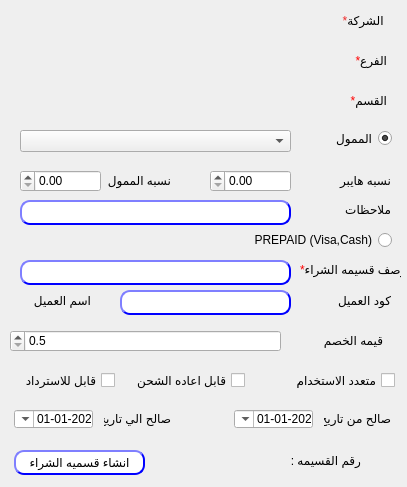
The window that presentation/voucher_ui/createVoucher.ui (shymaa123456/HyperPOS2020) describes before a commit, drawn with Qt 5.
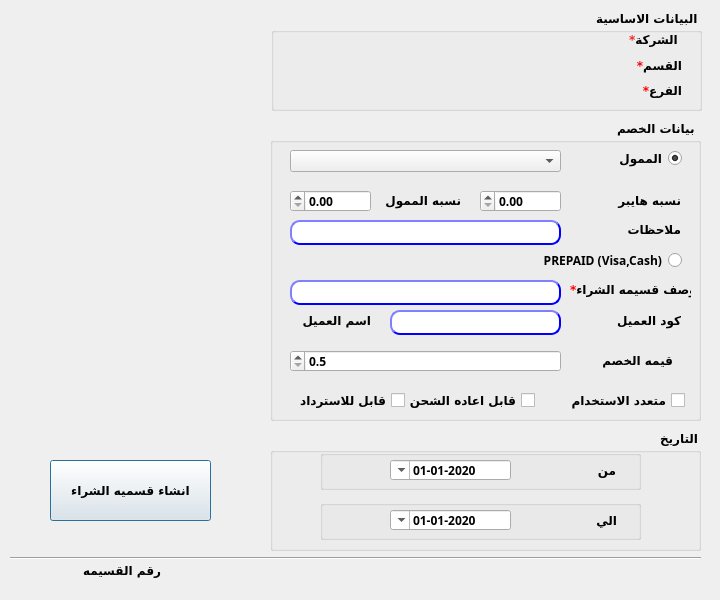
The same window after the commit.

Commit message: finalize Coupon Design Style 7/12 comments

```diff
--- a/presentation/voucher_ui/createVoucher.ui
+++ b/presentation/voucher_ui/createVoucher.ui
@@ -6,275 +6,70 @@
    <rect>
     <x>0</x>
     <y>0</y>
-    <width>407</width>
-    <height>487</height>
+    <width>720</width>
+    <height>600</height>
    </rect>
   </property>
+  <property name="minimumSize">
+   <size>
+    <width>720</width>
+    <height>600</height>
+   </size>
+  </property>
+  <property name="maximumSize">
+   <size>
+    <width>720</width>
+    <height>600</height>
+   </size>
+  </property>
   <property name="windowTitle">
    <string>انشاء قسيمه شراء</string>
   </property>
   <property name="layoutDirection">
    <enum>Qt::RightToLeft</enum>
   </property>
-  <widget class="QLabel" name="desc">
-   <property name="geometry">
-    <rect>
-     <x>300</x>
-     <y>260</y>
-     <width>101</width>
-     <height>20</height>
-    </rect>
-   </property>
-   <property name="text">
-    <string>&lt;html&gt;&lt;head/&gt;&lt;body&gt;&lt;p align=&quot;right&quot;&gt;&lt;span style=&quot; color:#ff0000;&quot;&gt;*&lt;/span&gt;وصف قسيمه الشراء&lt;/p&gt;&lt;/body&gt;&lt;/html&gt;</string>
-   </property>
-  </widget>
   <widget class="QPushButton" name="BTN_createVoucher">
    <property name="geometry">
     <rect>
-     <x>14</x>
-     <y>450</y>
-     <width>131</width>
-     <height>25</height>
+     <x>50</x>
+     <y>460</y>
+     <width>161</width>
+     <height>61</height>
     </rect>
    </property>
+   <property name="font">
+    <font>
+     <family>29LT Bukra Regular</family>
+     <weight>75</weight>
+     <bold>true</bold>
+    </font>
+   </property>
    <property name="layoutDirection">
     <enum>Qt::RightToLeft</enum>
    </property>
    <property name="styleSheet">
-    <string notr="true">QPushButton{
-                                        background-color: white;
-                                        border-style: outset;
-                                        border-width: 2px;
-                                        border-radius: 10px;
-                                        border-color: blue;
-                                        min-width: 6em;
-                                        }
-                                        QPushButton:hover {
-                                        background: qradialgradient(
-                                        cx: 0.3, cy: -0.4, fx: 0.3, fy: -0.4,
-                                        radius: 1.35, stop: 0 #fff, stop: 1 #bbb
-                                        );
-                                        }
-                                        QPushButton:pressed {
-                                        border-style: inset;
-                                        background: qradialgradient(
-                                        cx: 0.4, cy: -0.1, fx: 0.4, fy: -0.1,
-                                        radius: 1.35, stop: 0 #fff, stop: 1 #ddd
-                                        );
-                                        }
-                                    </string>
+    <string notr="true"/>
    </property>
    <property name="text">
     <string>انشاء قسميه الشراء</string>
    </property>
   </widget>
-  <widget class="QLineEdit" name="LE_desc">
-   <property name="geometry">
-    <rect>
-     <x>20</x>
-     <y>260</y>
-     <width>271</width>
-     <height>25</height>
-    </rect>
-   </property>
-   <property name="styleSheet">
-    <string notr="true">QLineEdit{
-                                        background-color: white;
-                                        border-style: outset;
-                                        border-width: 2px;
-                                        border-radius: 10px;
-                                        border-color: blue;
-                                        min-width: 6em;
-                                        }
-                                        QLineEdit:hover {
-                                        background: qradialgradient(
-                                        cx: 0.3, cy: -0.4, fx: 0.3, fy: -0.4,
-                                        radius: 1.35, stop: 0 #fff, stop: 1 #bbb
-                                        );
-                                        }
-                                       QLineEdit:pressed {
-                                        border-style: inset;
-                                        background: qradialgradient(
-                                        cx: 0.4, cy: -0.1, fx: 0.4, fy: -0.1,
-                                        radius: 1.35, stop: 0 #fff, stop: 1 #ddd
-                                        );
-                                        }
-                                    </string>
-   </property>
-  </widget>
-  <widget class="QCheckBox" name="checkBox_Multi">
-   <property name="geometry">
-    <rect>
-     <x>284</x>
-     <y>370</y>
-     <width>111</width>
-     <height>20</height>
-    </rect>
-   </property>
-   <property name="layoutDirection">
-    <enum>Qt::RightToLeft</enum>
-   </property>
-   <property name="text">
-    <string>متعدد الاستخدام</string>
-   </property>
-  </widget>
-  <widget class="QLabel" name="desc_3">
-   <property name="geometry">
-    <rect>
-     <x>324</x>
-     <y>410</y>
-     <width>67</width>
-     <height>17</height>
-    </rect>
-   </property>
-   <property name="layoutDirection">
-    <enum>Qt::RightToLeft</enum>
-   </property>
-   <property name="text">
-    <string>صالح من تاريخ</string>
-   </property>
-  </widget>
-  <widget class="QLabel" name="desc_4">
-   <property name="geometry">
-    <rect>
-     <x>104</x>
-     <y>410</y>
-     <width>67</width>
-     <height>17</height>
-    </rect>
-   </property>
-   <property name="layoutDirection">
-    <enum>Qt::RightToLeft</enum>
-   </property>
-   <property name="text">
-    <string>صالح الي تاريخ</string>
-   </property>
-  </widget>
-  <widget class="QDateTimeEdit" name="Qdate_to">
-   <property name="geometry">
-    <rect>
-     <x>14</x>
-     <y>410</y>
-     <width>79</width>
-     <height>18</height>
-    </rect>
-   </property>
-   <property name="layoutDirection">
-    <enum>Qt::RightToLeft</enum>
-   </property>
-   <property name="minimumDateTime">
-    <datetime>
-     <hour>0</hour>
-     <minute>0</minute>
-     <second>0</second>
-     <year>2020</year>
-     <month>1</month>
-     <day>1</day>
-    </datetime>
-   </property>
-   <property name="displayFormat">
-    <string>yyyy-MM-dd</string>
-   </property>
-   <property name="calendarPopup">
-    <bool>true</bool>
-   </property>
-  </widget>
-  <widget class="QDateTimeEdit" name="Qdate_from">
-   <property name="geometry">
-    <rect>
-     <x>234</x>
-     <y>410</y>
-     <width>79</width>
-     <height>18</height>
-    </rect>
-   </property>
-   <property name="layoutDirection">
-    <enum>Qt::RightToLeft</enum>
-   </property>
-   <property name="minimumDateTime">
-    <datetime>
-     <hour>0</hour>
-     <minute>0</minute>
-     <second>0</second>
-     <year>2020</year>
-     <month>1</month>
-     <day>1</day>
-    </datetime>
-   </property>
-   <property name="displayFormat">
-    <string>yyyy-MM-dd</string>
-   </property>
-   <property name="calendarPopup">
-    <bool>true</bool>
-   </property>
-  </widget>
-  <widget class="QLabel" name="desc_6">
-   <property name="geometry">
-    <rect>
-     <x>320</x>
-     <y>10</y>
-     <width>67</width>
-     <height>21</height>
-    </rect>
-   </property>
-   <property name="layoutDirection">
-    <enum>Qt::RightToLeft</enum>
-   </property>
-   <property name="text">
-    <string>&lt;html&gt;&lt;head/&gt;&lt;body&gt;&lt;p align=&quot;right&quot;&gt;&lt;span style=&quot; color:#ef2929;&quot;&gt;*&lt;/span&gt;الشركة &lt;/p&gt;&lt;/body&gt;&lt;/html&gt;</string>
-   </property>
-  </widget>
-  <widget class="QLabel" name="desc_7">
-   <property name="geometry">
-    <rect>
-     <x>320</x>
-     <y>50</y>
-     <width>67</width>
-     <height>21</height>
-    </rect>
-   </property>
-   <property name="layoutDirection">
-    <enum>Qt::RightToLeft</enum>
-   </property>
-   <property name="text">
-    <string>&lt;html&gt;&lt;head/&gt;&lt;body&gt;&lt;p align=&quot;right&quot;&gt;&lt;span style=&quot; color:#ff0000;&quot;&gt;*&lt;/span&gt;الفرع&lt;/p&gt;&lt;/body&gt;&lt;/html&gt;</string>
-   </property>
-  </widget>
-  <widget class="QDoubleSpinBox" name="LE_desc_2">
-   <property name="geometry">
-    <rect>
-     <x>10</x>
-     <y>330</y>
-     <width>271</width>
-     <height>22</height>
-    </rect>
-   </property>
-   <property name="styleSheet">
-    <string notr="true"/>
-   </property>
-   <property name="decimals">
-    <number>1</number>
-   </property>
-   <property name="minimum">
-    <double>0.500000000000000</double>
-   </property>
-   <property name="maximum">
-    <double>99999.000000000000000</double>
-   </property>
-   <property name="value">
-    <double>0.500000000000000</double>
-   </property>
-  </widget>
   <widget class="QLabel" name="label_num">
    <property name="geometry">
     <rect>
-     <x>210</x>
-     <y>450</y>
+     <x>10</x>
+     <y>560</y>
      <width>47</width>
      <height>21</height>
     </rect>
    </property>
+   <property name="font">
+    <font>
+     <family>29LT Bukra Regular</family>
+     <weight>75</weight>
+     <bold>true</bold>
+    </font>
+   </property>
    <property name="text">
     <string/>
    </property>
@@ -282,104 +77,202 @@
   <widget class="QLabel" name="label_2">
    <property name="geometry">
     <rect>
-     <x>290</x>
-     <y>450</y>
-     <width>71</width>
+     <x>80</x>
+     <y>560</y>
+     <width>81</width>
      <height>20</height>
     </rect>
    </property>
+   <property name="font">
+    <font>
+     <family>29LT Bukra Regular</family>
+     <weight>75</weight>
+     <bold>true</bold>
+    </font>
+   </property>
    <property name="text">
     <string>رقم القسيمه : </string>
    </property>
   </widget>
-  <widget class="QLabel" name="desc_8">
+  <widget class="QGroupBox" name="groupBox">
    <property name="geometry">
     <rect>
-     <x>320</x>
-     <y>90</y>
-     <width>67</width>
-     <height>21</height>
+     <x>271</x>
+     <y>10</y>
+     <width>431</width>
+     <height>101</height>
     </rect>
    </property>
-   <property name="layoutDirection">
-    <enum>Qt::RightToLeft</enum>
+   <property name="font">
+    <font>
+     <family>29LT Bukra Regular</family>
+     <weight>75</weight>
+     <bold>true</bold>
+    </font>
    </property>
-   <property name="text">
-    <string>&lt;html&gt;&lt;head/&gt;&lt;body&gt;&lt;p align=&quot;right&quot;&gt;&lt;span style=&quot; color:#ff0000;&quot;&gt;*&lt;/span&gt;القسم&lt;/p&gt;&lt;/body&gt;&lt;/html&gt;</string>
+   <property name="title">
+    <string>البيانات الاساسية</string>
    </property>
+   <widget class="QWidget" name="">
+    <property name="geometry">
+     <rect>
+      <x>350</x>
+      <y>20</y>
+      <width>61</width>
+      <height>71</height>
+     </rect>
+    </property>
+    <property name="font">
+     <font>
+      <family>29LT Bukra Regular</family>
+      <weight>75</weight>
+      <bold>true</bold>
+     </font>
+    </property>
+    <layout class="QVBoxLayout" name="verticalLayout">
+     <item>
+      <widget class="QLabel" name="desc_6">
+       <property name="font">
+        <font>
+         <family>29LT Bukra Regular</family>
+         <weight>75</weight>
+         <bold>true</bold>
+        </font>
+       </property>
+       <property name="layoutDirection">
+        <enum>Qt::RightToLeft</enum>
+       </property>
+       <property name="text">
+        <string>&lt;html&gt;&lt;head/&gt;&lt;body&gt;&lt;p align=&quot;right&quot;&gt;&lt;span style=&quot; color:#ef2929;&quot;&gt;*&lt;/span&gt;الشركة &lt;/p&gt;&lt;/body&gt;&lt;/html&gt;</string>
+       </property>
+      </widget>
+     </item>
+     <item>
+      <widget class="QLabel" name="desc_8">
+       <property name="font">
+        <font>
+         <family>29LT Bukra Regular</family>
+         <weight>75</weight>
+         <bold>true</bold>
+        </font>
+       </property>
+       <property name="layoutDirection">
+        <enum>Qt::RightToLeft</enum>
+       </property>
+       <property name="text">
+        <string>&lt;html&gt;&lt;head/&gt;&lt;body&gt;&lt;p align=&quot;right&quot;&gt;&lt;span style=&quot; color:#ff0000;&quot;&gt;*&lt;/span&gt;القسم&lt;/p&gt;&lt;/body&gt;&lt;/html&gt;</string>
+       </property>
+      </widget>
+     </item>
+     <item>
+      <widget class="QLabel" name="desc_7">
+       <property name="font">
+        <font>
+         <family>29LT Bukra Regular</family>
+         <weight>75</weight>
+         <bold>true</bold>
+        </font>
+       </property>
+       <property name="layoutDirection">
+        <enum>Qt::RightToLeft</enum>
+       </property>
+       <property name="text">
+        <string>&lt;html&gt;&lt;head/&gt;&lt;body&gt;&lt;p align=&quot;right&quot;&gt;&lt;span style=&quot; color:#ff0000;&quot;&gt;*&lt;/span&gt;الفرع&lt;/p&gt;&lt;/body&gt;&lt;/html&gt;</string>
+       </property>
+      </widget>
+     </item>
+    </layout>
+   </widget>
   </widget>
-  <widget class="QCheckBox" name="checkBox_rechange">
+  <widget class="QGroupBox" name="groupBox_2">
    <property name="geometry">
     <rect>
-     <x>134</x>
-     <y>370</y>
-     <width>111</width>
-     <height>20</height>
+     <x>270</x>
+     <y>120</y>
+     <width>431</width>
+     <height>301</height>
     </rect>
    </property>
-   <property name="layoutDirection">
-    <enum>Qt::RightToLeft</enum>
+   <property name="font">
+    <font>
+     <family>29LT Bukra Regular</family>
+     <weight>75</weight>
+     <bold>true</bold>
+    </font>
    </property>
-   <property name="text">
-    <string>قابل اعاده الشحن</string>
+   <property name="title">
+    <string>بيانات الخصم</string>
    </property>
-  </widget>
-  <widget class="QCheckBox" name="checkBox_refundable">
-   <property name="geometry">
-    <rect>
-     <x>4</x>
-     <y>370</y>
-     <width>111</width>
-     <height>20</height>
-    </rect>
-   </property>
-   <property name="layoutDirection">
-    <enum>Qt::RightToLeft</enum>
-   </property>
-   <property name="text">
-    <string>قابل للاسترداد</string>
-   </property>
-  </widget>
-  <widget class="QLabel" name="label">
-   <property name="geometry">
-    <rect>
-     <x>292</x>
-     <y>330</y>
-     <width>91</width>
-     <height>21</height>
-    </rect>
-   </property>
-   <property name="text">
-    <string>قيمه الخصم</string>
-   </property>
-  </widget>
-  <widget class="QLabel" name="desc_11">
-   <property name="geometry">
-    <rect>
-     <x>310</x>
-     <y>290</y>
-     <width>81</width>
-     <height>21</height>
-    </rect>
-   </property>
-   <property name="layoutDirection">
-    <enum>Qt::RightToLeft</enum>
-   </property>
-   <property name="text">
-    <string>&lt;html&gt;&lt;head/&gt;&lt;body&gt;&lt;p align=&quot;right&quot;&gt;&lt;span style=&quot; color:#ef2929;&quot;&gt;&lt;/span&gt;كود العميل&lt;/p&gt;&lt;/body&gt;&lt;/html&gt;</string>
-   </property>
-  </widget>
-  <widget class="QLineEdit" name="LE_desc_5">
-   <property name="geometry">
-    <rect>
-     <x>120</x>
-     <y>290</y>
-     <width>171</width>
-     <height>25</height>
-    </rect>
-   </property>
-   <property name="styleSheet">
-    <string notr="true">QLineEdit{
+   <widget class="QRadioButton" name="radioButton">
+    <property name="geometry">
+     <rect>
+      <x>330</x>
+      <y>30</y>
+      <width>82</width>
+      <height>17</height>
+     </rect>
+    </property>
+    <property name="font">
+     <font>
+      <family>29LT Bukra Regular</family>
+      <weight>75</weight>
+      <bold>true</bold>
+     </font>
+    </property>
+    <property name="text">
+     <string>الممول</string>
+    </property>
+    <property name="checked">
+     <bool>true</bool>
+    </property>
+   </widget>
+   <widget class="QDoubleSpinBox" name="LE_desc_6">
+    <property name="geometry">
+     <rect>
+      <x>20</x>
+      <y>70</y>
+      <width>81</width>
+      <height>22</height>
+     </rect>
+    </property>
+    <property name="font">
+     <font>
+      <family>29LT Bukra Regular</family>
+      <weight>75</weight>
+      <bold>true</bold>
+     </font>
+    </property>
+    <property name="styleSheet">
+     <string notr="true"/>
+    </property>
+    <property name="minimum">
+     <double>0.000000000000000</double>
+    </property>
+    <property name="maximum">
+     <double>100.000000000000000</double>
+    </property>
+    <property name="value">
+     <double>0.000000000000000</double>
+    </property>
+   </widget>
+   <widget class="QLineEdit" name="LE_desc_7">
+    <property name="geometry">
+     <rect>
+      <x>20</x>
+      <y>100</y>
+      <width>271</width>
+      <height>25</height>
+     </rect>
+    </property>
+    <property name="font">
+     <font>
+      <family>29LT Bukra Regular</family>
+      <weight>75</weight>
+      <bold>true</bold>
+     </font>
+    </property>
+    <property name="styleSheet">
+     <string notr="true">QLineEdit{
                                         background-color: white;
                                         border-style: outset;
                                         border-width: 2px;
@@ -401,118 +294,302 @@
                                         );
                                         }
                                     </string>
-   </property>
-  </widget>
-  <widget class="QLabel" name="desc_13">
-   <property name="geometry">
-    <rect>
-     <x>0</x>
-     <y>290</y>
-     <width>91</width>
-     <height>21</height>
-    </rect>
-   </property>
-   <property name="layoutDirection">
-    <enum>Qt::RightToLeft</enum>
-   </property>
-   <property name="text">
-    <string>&lt;html&gt;&lt;head/&gt;&lt;body&gt;&lt;p align=&quot;right&quot;&gt;&lt;span style=&quot; color:#ef2929;&quot;&gt;&lt;/span&gt;اسم العميل&lt;/p&gt;&lt;/body&gt;&lt;/html&gt;</string>
-   </property>
-  </widget>
-  <widget class="QLabel" name="label_3">
-   <property name="geometry">
-    <rect>
-     <x>300</x>
-     <y>170</y>
-     <width>91</width>
-     <height>21</height>
-    </rect>
-   </property>
-   <property name="text">
-    <string>نسبه هايبر</string>
-   </property>
-  </widget>
-  <widget class="QDoubleSpinBox" name="LE_desc_3">
-   <property name="geometry">
-    <rect>
-     <x>210</x>
-     <y>170</y>
-     <width>81</width>
-     <height>22</height>
-    </rect>
-   </property>
-   <property name="styleSheet">
-    <string notr="true"/>
-   </property>
-   <property name="minimum">
-    <double>0.000000000000000</double>
-   </property>
-   <property name="maximum">
-    <double>100.000000000000000</double>
-   </property>
-   <property name="value">
-    <double>0.000000000000000</double>
-   </property>
-  </widget>
-  <widget class="QLabel" name="label_4">
-   <property name="geometry">
-    <rect>
-     <x>100</x>
-     <y>170</y>
-     <width>71</width>
-     <height>21</height>
-    </rect>
-   </property>
-   <property name="text">
-    <string>نسبه الممول</string>
-   </property>
-  </widget>
-  <widget class="QDoubleSpinBox" name="LE_desc_6">
-   <property name="geometry">
-    <rect>
-     <x>20</x>
-     <y>170</y>
-     <width>81</width>
-     <height>22</height>
-    </rect>
-   </property>
-   <property name="styleSheet">
-    <string notr="true"/>
-   </property>
-   <property name="minimum">
-    <double>0.000000000000000</double>
-   </property>
-   <property name="maximum">
-    <double>100.000000000000000</double>
-   </property>
-   <property name="value">
-    <double>0.000000000000000</double>
-   </property>
-  </widget>
-  <widget class="QLabel" name="desc_5">
-   <property name="geometry">
-    <rect>
-     <x>320</x>
-     <y>200</y>
-     <width>71</width>
-     <height>20</height>
-    </rect>
-   </property>
-   <property name="text">
-    <string>&lt;html&gt;&lt;head/&gt;&lt;body&gt;&lt;p align=&quot;right&quot;&gt;ملاحظات&lt;/p&gt;&lt;/body&gt;&lt;/html&gt;</string>
-   </property>
-  </widget>
-  <widget class="QLineEdit" name="LE_desc_7">
-   <property name="geometry">
-    <rect>
-     <x>20</x>
-     <y>200</y>
-     <width>271</width>
-     <height>25</height>
-    </rect>
-   </property>
-   <property name="styleSheet">
-    <string notr="true">QLineEdit{
+    </property>
+   </widget>
+   <widget class="QCheckBox" name="checkBox_rechange">
+    <property name="geometry">
+     <rect>
+      <x>134</x>
+      <y>270</y>
+      <width>131</width>
+      <height>20</height>
+     </rect>
+    </property>
+    <property name="font">
+     <font>
+      <family>29LT Bukra Regular</family>
+      <weight>75</weight>
+      <bold>true</bold>
+     </font>
+    </property>
+    <property name="layoutDirection">
+     <enum>Qt::RightToLeft</enum>
+    </property>
+    <property name="text">
+     <string>قابل اعاده الشحن</string>
+    </property>
+   </widget>
+   <widget class="QCheckBox" name="checkBox_Multi">
+    <property name="geometry">
+     <rect>
+      <x>294</x>
+      <y>270</y>
+      <width>121</width>
+      <height>20</height>
+     </rect>
+    </property>
+    <property name="font">
+     <font>
+      <family>29LT Bukra Regular</family>
+      <weight>75</weight>
+      <bold>true</bold>
+     </font>
+    </property>
+    <property name="layoutDirection">
+     <enum>Qt::RightToLeft</enum>
+    </property>
+    <property name="text">
+     <string>متعدد الاستخدام</string>
+    </property>
+   </widget>
+   <widget class="QLabel" name="label_4">
+    <property name="geometry">
+     <rect>
+      <x>110</x>
+      <y>70</y>
+      <width>81</width>
+      <height>21</height>
+     </rect>
+    </property>
+    <property name="font">
+     <font>
+      <family>29LT Bukra Regular</family>
+      <weight>75</weight>
+      <bold>true</bold>
+     </font>
+    </property>
+    <property name="text">
+     <string>نسبه الممول</string>
+    </property>
+   </widget>
+   <widget class="QCheckBox" name="checkBox_refundable">
+    <property name="geometry">
+     <rect>
+      <x>24</x>
+      <y>270</y>
+      <width>111</width>
+      <height>20</height>
+     </rect>
+    </property>
+    <property name="font">
+     <font>
+      <family>29LT Bukra Regular</family>
+      <weight>75</weight>
+      <bold>true</bold>
+     </font>
+    </property>
+    <property name="layoutDirection">
+     <enum>Qt::RightToLeft</enum>
+    </property>
+    <property name="text">
+     <string>قابل للاسترداد</string>
+    </property>
+   </widget>
+   <widget class="QDoubleSpinBox" name="LE_desc_3">
+    <property name="geometry">
+     <rect>
+      <x>210</x>
+      <y>70</y>
+      <width>81</width>
+      <height>22</height>
+     </rect>
+    </property>
+    <property name="font">
+     <font>
+      <family>29LT Bukra Regular</family>
+      <weight>75</weight>
+      <bold>true</bold>
+     </font>
+    </property>
+    <property name="styleSheet">
+     <string notr="true"/>
+    </property>
+    <property name="minimum">
+     <double>0.000000000000000</double>
+    </property>
+    <property name="maximum">
+     <double>100.000000000000000</double>
+    </property>
+    <property name="value">
+     <double>0.000000000000000</double>
+    </property>
+   </widget>
+   <widget class="QLabel" name="desc_13">
+    <property name="geometry">
+     <rect>
+      <x>10</x>
+      <y>190</y>
+      <width>91</width>
+      <height>21</height>
+     </rect>
+    </property>
+    <property name="font">
+     <font>
+      <family>29LT Bukra Regular</family>
+      <weight>75</weight>
+      <bold>true</bold>
+     </font>
+    </property>
+    <property name="layoutDirection">
+     <enum>Qt::RightToLeft</enum>
+    </property>
+    <property name="text">
+     <string>&lt;html&gt;&lt;head/&gt;&lt;body&gt;&lt;p align=&quot;right&quot;&gt;&lt;span style=&quot; color:#ef2929;&quot;&gt;&lt;/span&gt;اسم العميل&lt;/p&gt;&lt;/body&gt;&lt;/html&gt;</string>
+    </property>
+   </widget>
+   <widget class="QComboBox" name="Qcombo_sponser">
+    <property name="geometry">
+     <rect>
+      <x>20</x>
+      <y>30</y>
+      <width>271</width>
+      <height>22</height>
+     </rect>
+    </property>
+    <property name="font">
+     <font>
+      <family>29LT Bukra Regular</family>
+      <weight>75</weight>
+      <bold>true</bold>
+     </font>
+    </property>
+    <property name="layoutDirection">
+     <enum>Qt::LeftToRight</enum>
+    </property>
+   </widget>
+   <widget class="QLabel" name="label_3">
+    <property name="geometry">
+     <rect>
+      <x>320</x>
+      <y>70</y>
+      <width>91</width>
+      <height>21</height>
+     </rect>
+    </property>
+    <property name="font">
+     <font>
+      <family>29LT Bukra Regular</family>
+      <weight>75</weight>
+      <bold>true</bold>
+     </font>
+    </property>
+    <property name="text">
+     <string>نسبه هايبر</string>
+    </property>
+   </widget>
+   <widget class="QRadioButton" name="radioButton_2">
+    <property name="geometry">
+     <rect>
+      <x>261</x>
+      <y>130</y>
+      <width>151</width>
+      <height>20</height>
+     </rect>
+    </property>
+    <property name="font">
+     <font>
+      <family>29LT Bukra Regular</family>
+      <weight>75</weight>
+      <bold>true</bold>
+     </font>
+    </property>
+    <property name="text">
+     <string>PREPAID (Visa,Cash)</string>
+    </property>
+   </widget>
+   <widget class="QDoubleSpinBox" name="LE_desc_2">
+    <property name="geometry">
+     <rect>
+      <x>20</x>
+      <y>230</y>
+      <width>271</width>
+      <height>22</height>
+     </rect>
+    </property>
+    <property name="font">
+     <font>
+      <family>29LT Bukra Regular</family>
+      <weight>75</weight>
+      <bold>true</bold>
+     </font>
+    </property>
+    <property name="styleSheet">
+     <string notr="true"/>
+    </property>
+    <property name="decimals">
+     <number>1</number>
+    </property>
+    <property name="minimum">
+     <double>0.500000000000000</double>
+    </property>
+    <property name="maximum">
+     <double>99999.000000000000000</double>
+    </property>
+    <property name="value">
+     <double>0.500000000000000</double>
+    </property>
+   </widget>
+   <widget class="QLabel" name="label">
+    <property name="geometry">
+     <rect>
+      <x>312</x>
+      <y>230</y>
+      <width>91</width>
+      <height>21</height>
+     </rect>
+    </property>
+    <property name="font">
+     <font>
+      <family>29LT Bukra Regular</family>
+      <weight>75</weight>
+      <bold>true</bold>
+     </font>
+    </property>
+    <property name="text">
+     <string>قيمه الخصم</string>
+    </property>
+   </widget>
+   <widget class="QLabel" name="desc_11">
+    <property name="geometry">
+     <rect>
+      <x>330</x>
+      <y>190</y>
+      <width>81</width>
+      <height>21</height>
+     </rect>
+    </property>
+    <property name="font">
+     <font>
+      <family>29LT Bukra Regular</family>
+      <weight>75</weight>
+      <bold>true</bold>
+     </font>
+    </property>
+    <property name="layoutDirection">
+     <enum>Qt::RightToLeft</enum>
+    </property>
+    <property name="text">
+     <string>&lt;html&gt;&lt;head/&gt;&lt;body&gt;&lt;p align=&quot;right&quot;&gt;&lt;span style=&quot; color:#ef2929;&quot;&gt;&lt;/span&gt;كود العميل&lt;/p&gt;&lt;/body&gt;&lt;/html&gt;</string>
+    </property>
+   </widget>
+   <widget class="QLineEdit" name="LE_desc">
+    <property name="geometry">
+     <rect>
+      <x>20</x>
+      <y>160</y>
+      <width>271</width>
+      <height>25</height>
+     </rect>
+    </property>
+    <property name="font">
+     <font>
+      <family>29LT Bukra Regular</family>
+      <weight>75</weight>
+      <bold>true</bold>
+     </font>
+    </property>
+    <property name="styleSheet">
+     <string notr="true">QLineEdit{
                                         background-color: white;
                                         border-style: outset;
                                         border-width: 2px;
@@ -534,48 +611,286 @@
                                         );
                                         }
                                     </string>
-   </property>
+    </property>
+   </widget>
+   <widget class="QLineEdit" name="LE_desc_5">
+    <property name="geometry">
+     <rect>
+      <x>120</x>
+      <y>190</y>
+      <width>171</width>
+      <height>25</height>
+     </rect>
+    </property>
+    <property name="font">
+     <font>
+      <family>29LT Bukra Regular</family>
+      <weight>75</weight>
+      <bold>true</bold>
+     </font>
+    </property>
+    <property name="styleSheet">
+     <string notr="true">QLineEdit{
+                                        background-color: white;
+                                        border-style: outset;
+                                        border-width: 2px;
+                                        border-radius: 10px;
+                                        border-color: blue;
+                                        min-width: 6em;
+                                        }
+                                        QLineEdit:hover {
+                                        background: qradialgradient(
+                                        cx: 0.3, cy: -0.4, fx: 0.3, fy: -0.4,
+                                        radius: 1.35, stop: 0 #fff, stop: 1 #bbb
+                                        );
+                                        }
+                                       QLineEdit:pressed {
+                                        border-style: inset;
+                                        background: qradialgradient(
+                                        cx: 0.4, cy: -0.1, fx: 0.4, fy: -0.1,
+                                        radius: 1.35, stop: 0 #fff, stop: 1 #ddd
+                                        );
+                                        }
+                                    </string>
+    </property>
+   </widget>
+   <widget class="QLabel" name="desc_5">
+    <property name="geometry">
+     <rect>
+      <x>340</x>
+      <y>100</y>
+      <width>71</width>
+      <height>20</height>
+     </rect>
+    </property>
+    <property name="font">
+     <font>
+      <family>29LT Bukra Regular</family>
+      <weight>75</weight>
+      <bold>true</bold>
+     </font>
+    </property>
+    <property name="text">
+     <string>&lt;html&gt;&lt;head/&gt;&lt;body&gt;&lt;p align=&quot;right&quot;&gt;ملاحظات&lt;/p&gt;&lt;/body&gt;&lt;/html&gt;</string>
+    </property>
+   </widget>
+   <widget class="QLabel" name="desc">
+    <property name="geometry">
+     <rect>
+      <x>300</x>
+      <y>160</y>
+      <width>121</width>
+      <height>20</height>
+     </rect>
+    </property>
+    <property name="font">
+     <font>
+      <family>29LT Bukra Regular</family>
+      <weight>75</weight>
+      <bold>true</bold>
+     </font>
+    </property>
+    <property name="text">
+     <string>&lt;html&gt;&lt;head/&gt;&lt;body&gt;&lt;p align=&quot;right&quot;&gt;&lt;span style=&quot; color:#ff0000;&quot;&gt;*&lt;/span&gt;وصف قسيمه الشراء&lt;/p&gt;&lt;/body&gt;&lt;/html&gt;</string>
+    </property>
+   </widget>
   </widget>
-  <widget class="QComboBox" name="Qcombo_sponser">
+  <widget class="QGroupBox" name="groupBox_3">
    <property name="geometry">
     <rect>
-     <x>20</x>
-     <y>130</y>
-     <width>271</width>
-     <height>22</height>
+     <x>270</x>
+     <y>430</y>
+     <width>431</width>
+     <height>121</height>
     </rect>
    </property>
-   <property name="layoutDirection">
-    <enum>Qt::LeftToRight</enum>
+   <property name="font">
+    <font>
+     <family>29LT Bukra Regular</family>
+     <weight>75</weight>
+     <bold>true</bold>
+    </font>
    </property>
-  </widget>
-  <widget class="QRadioButton" name="radioButton">
-   <property name="geometry">
-    <rect>
-     <x>310</x>
-     <y>130</y>
-     <width>82</width>
-     <height>17</height>
-    </rect>
+   <property name="title">
+    <string>التاريخ</string>
    </property>
-   <property name="text">
-    <string>الممول</string>
-   </property>
-   <property name="checked">
-    <bool>true</bool>
-   </property>
+   <widget class="QGroupBox" name="groupBox_5">
+    <property name="geometry">
+     <rect>
+      <x>50</x>
+      <y>20</y>
+      <width>321</width>
+      <height>40</height>
+     </rect>
+    </property>
+    <property name="font">
+     <font>
+      <family>29LT Bukra Regular</family>
+      <weight>75</weight>
+      <bold>true</bold>
+     </font>
+    </property>
+    <property name="title">
+     <string/>
+    </property>
+    <widget class="QDateTimeEdit" name="Qdate_from">
+     <property name="geometry">
+      <rect>
+       <x>70</x>
+       <y>10</y>
+       <width>121</width>
+       <height>20</height>
+      </rect>
+     </property>
+     <property name="font">
+      <font>
+       <family>29LT Bukra Regular</family>
+       <weight>75</weight>
+       <bold>true</bold>
+      </font>
+     </property>
+     <property name="layoutDirection">
+      <enum>Qt::RightToLeft</enum>
+     </property>
+     <property name="minimumDateTime">
+      <datetime>
+       <hour>0</hour>
+       <minute>0</minute>
+       <second>0</second>
+       <year>2020</year>
+       <month>1</month>
+       <day>1</day>
+      </datetime>
+     </property>
+     <property name="displayFormat">
+      <string>yyyy-MM-dd</string>
+     </property>
+     <property name="calendarPopup">
+      <bool>true</bool>
+     </property>
+    </widget>
+    <widget class="QLabel" name="desc_3">
+     <property name="geometry">
+      <rect>
+       <x>275</x>
+       <y>10</y>
+       <width>21</width>
+       <height>20</height>
+      </rect>
+     </property>
+     <property name="font">
+      <font>
+       <family>29LT Bukra Regular</family>
+       <weight>75</weight>
+       <bold>true</bold>
+      </font>
+     </property>
+     <property name="layoutDirection">
+      <enum>Qt::RightToLeft</enum>
+     </property>
+     <property name="text">
+      <string>من</string>
+     </property>
+    </widget>
+   </widget>
+   <widget class="QGroupBox" name="groupBox_4">
+    <property name="geometry">
+     <rect>
+      <x>50</x>
+      <y>70</y>
+      <width>321</width>
+      <height>40</height>
+     </rect>
+    </property>
+    <property name="font">
+     <font>
+      <family>29LT Bukra Regular</family>
+      <weight>75</weight>
+      <bold>true</bold>
+     </font>
+    </property>
+    <property name="title">
+     <string/>
+    </property>
+    <widget class="QDateTimeEdit" name="Qdate_to">
+     <property name="geometry">
+      <rect>
+       <x>70</x>
+       <y>10</y>
+       <width>121</width>
+       <height>20</height>
+      </rect>
+     </property>
+     <property name="font">
+      <font>
+       <family>29LT Bukra Regular</family>
+       <weight>75</weight>
+       <bold>true</bold>
+      </font>
+     </property>
+     <property name="layoutDirection">
+      <enum>Qt::RightToLeft</enum>
+     </property>
+     <property name="minimumDateTime">
+      <datetime>
+       <hour>0</hour>
+       <minute>0</minute>
+       <second>0</second>
+       <year>2020</year>
+       <month>1</month>
+       <day>1</day>
+      </datetime>
+     </property>
+     <property name="displayFormat">
+      <string>yyyy-MM-dd</string>
+     </property>
+     <property name="calendarPopup">
+      <bool>true</bool>
+     </property>
+    </widget>
+    <widget class="QLabel" name="desc_4">
+     <property name="geometry">
+      <rect>
+       <x>276</x>
+       <y>10</y>
+       <width>21</width>
+       <height>20</height>
+      </rect>
+     </property>
+     <property name="font">
+      <font>
+       <family>29LT Bukra Regular</family>
+       <weight>75</weight>
+       <bold>true</bold>
+      </font>
+     </property>
+     <property name="layoutDirection">
+      <enum>Qt::RightToLeft</enum>
+     </property>
+     <property name="text">
+      <string>الي</string>
+     </property>
+    </widget>
+   </widget>
   </widget>
-  <widget class="QRadioButton" name="radioButton_2">
+  <widget class="Line" name="line">
    <property name="geometry">
     <rect>
-     <x>241</x>
-     <y>230</y>
-     <width>151</width>
-     <height>20</height>
+     <x>10</x>
+     <y>550</y>
+     <width>691</width>
+     <height>16</height>
     </rect>
    </property>
-   <property name="text">
-    <string>PREPAID (Visa,Cash)</string>
+   <property name="font">
+    <font>
+     <family>29LT Bukra Regular</family>
+     <weight>75</weight>
+     <bold>true</bold>
+    </font>
+   </property>
+   <property name="orientation">
+    <enum>Qt::Horizontal</enum>
    </property>
   </widget>
  </widget>
```
The commit also changes 86 other files.
